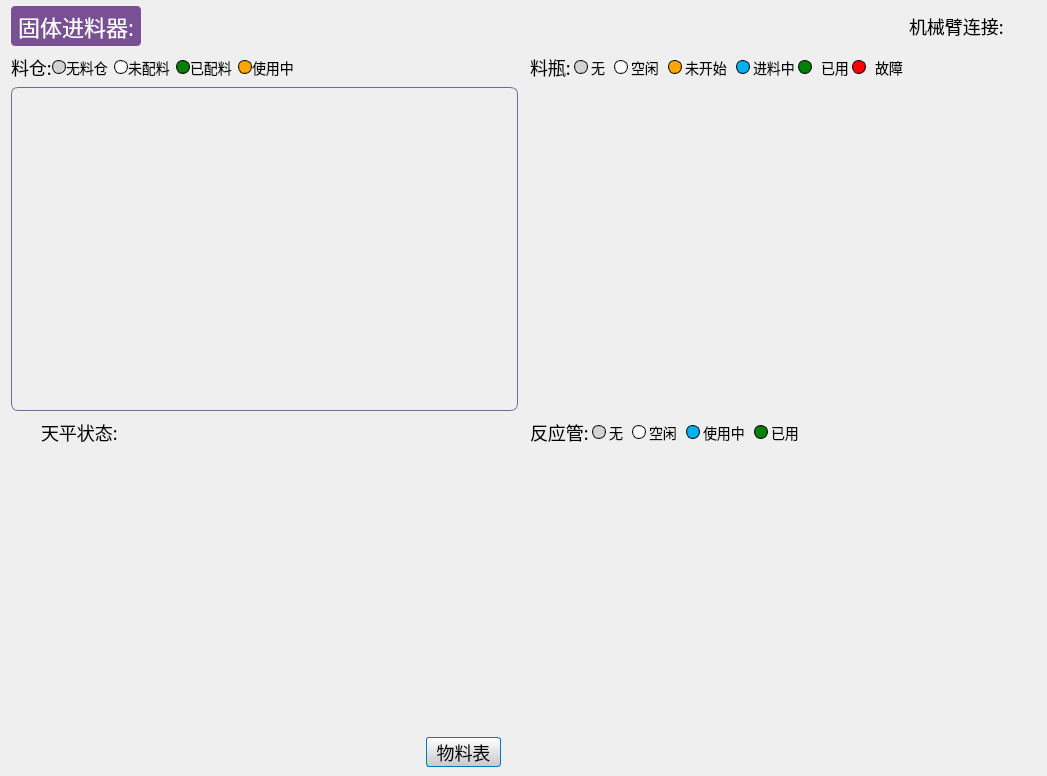
Qt form materialFeeder/MaterialStore.ui (shukcs/HS_1103) before a commit.
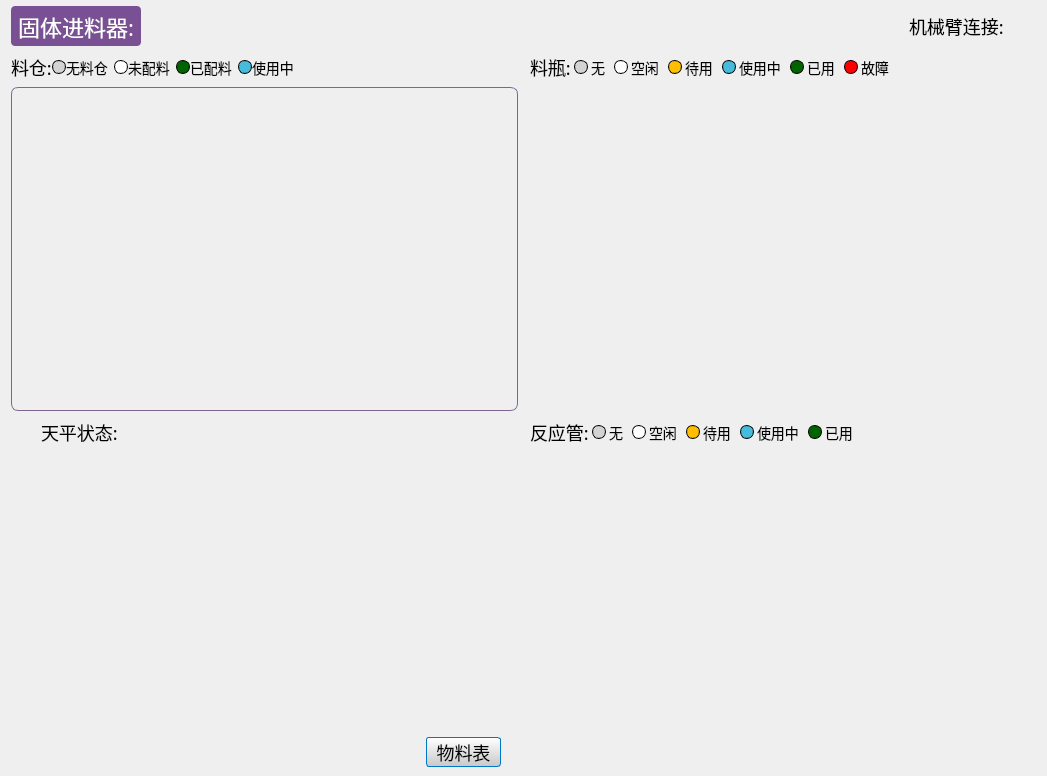
The same form after that commit. Icons and pictures are not drawn. Custom widgets are drawn as their Qt base class.

What changed in the file:
```diff
--- a/materialFeeder/MaterialStore.ui
+++ b/materialFeeder/MaterialStore.ui
@@ -31,7 +31,7 @@
         background-color: white;
 		font-family: &quot;宋体&quot;;
         font-size:16px;
-        gridline-color: #d0d0d0;  /*/ 建议添加网格线颜色*/
+        gridline-color: #transparent;
 }
 QTableWidget::item {
         border: none;
@@ -104,23 +104,22 @@
     background-color: white; 
 	padding: 1px;
 }
-QLabel#lb_using2, #lb_using3 {
+QLabel#lb_using,  #lb_using2,  #lb_using3{
     border: 1px  solid black;
 	border-radius: 7px; 
-    background-color: #00b0f0; 
+    background-color: #46bbdb; 
 	padding: 1px;
 }
-
-QLabel#lb_ok, #lb_using_3, #lb_used2, #lb_used3 {
+QLabel#lb_ok, #lb_used2, #lb_used3 {
     border: 1px  solid black;
 	border-radius: 7px; 
-    background-color: green; 
+    background-color: darkgreen; 
 	padding: 1px;
 }
-QLabel#lb_using, #lb_wait2, #lb_used_3 {
+QLabel#lb_wait2, #lb_wait3 {
     border: 1px  solid black;
 	border-radius: 7px; 
-    background-color: orange; 
+    background-color: #ffbf00; 
 	padding: 1px;
 }
 QLabel#lb_erro2 {
@@ -559,7 +558,7 @@
        <item>
         <widget class="QLabel" name="label_6">
          <property name="text">
-          <string>未开始</string>
+          <string>待用</string>
          </property>
         </widget>
        </item>
@@ -601,26 +600,7 @@
        <item>
         <widget class="QLabel" name="label_8">
          <property name="text">
-          <string>进料中</string>
-         </property>
-        </widget>
-       </item>
-       <item>
-        <widget class="QLabel" name="lb_used2">
-         <property name="minimumSize">
-          <size>
-           <width>14</width>
-           <height>14</height>
-          </size>
-         </property>
-         <property name="maximumSize">
-          <size>
-           <width>14</width>
-           <height>14</height>
-          </size>
-         </property>
-         <property name="text">
-          <string/>
+          <string>使用中</string>
          </property>
         </widget>
        </item>
@@ -640,6 +620,25 @@
          </property>
         </spacer>
        </item>
+       <item>
+        <widget class="QLabel" name="lb_used2">
+         <property name="minimumSize">
+          <size>
+           <width>14</width>
+           <height>14</height>
+          </size>
+         </property>
+         <property name="maximumSize">
+          <size>
+           <width>14</width>
+           <height>14</height>
+          </size>
+         </property>
+         <property name="text">
+          <string/>
+         </property>
+        </widget>
+       </item>
        <item>
         <widget class="QLabel" name="label_14">
          <property name="text">
@@ -647,25 +646,6 @@
          </property>
         </widget>
        </item>
-       <item>
-        <widget class="QLabel" name="lb_erro2">
-         <property name="minimumSize">
-          <size>
-           <width>14</width>
-           <height>14</height>
-          </size>
-         </property>
-         <property name="maximumSize">
-          <size>
-           <width>14</width>
-           <height>14</height>
-          </size>
-         </property>
-         <property name="text">
-          <string/>
-         </property>
-        </widget>
-       </item>
        <item>
         <spacer name="horizontalSpacer_17">
          <property name="orientation">
@@ -682,6 +662,25 @@
          </property>
         </spacer>
        </item>
+       <item>
+        <widget class="QLabel" name="lb_erro2">
+         <property name="minimumSize">
+          <size>
+           <width>14</width>
+           <height>14</height>
+          </size>
+         </property>
+         <property name="maximumSize">
+          <size>
+           <width>14</width>
+           <height>14</height>
+          </size>
+         </property>
+         <property name="text">
+          <string/>
+         </property>
+        </widget>
+       </item>
        <item>
         <widget class="QLabel" name="label_15">
          <property name="text">
@@ -1029,7 +1028,7 @@
          </property>
          <property name="sizeHint" stdset="0">
           <size>
-           <width>20</width>
+           <width>0</width>
            <height>0</height>
           </size>
          </property>
@@ -1211,6 +1210,48 @@
          </property>
         </spacer>
        </item>
+       <item>
+        <widget class="QLabel" name="lb_wait3">
+         <property name="minimumSize">
+          <size>
+           <width>14</width>
+           <height>14</height>
+          </size>
+         </property>
+         <property name="maximumSize">
+          <size>
+           <width>14</width>
+           <height>14</height>
+          </size>
+         </property>
+         <property name="text">
+          <string/>
+         </property>
+        </widget>
+       </item>
+       <item>
+        <widget class="QLabel" name="label_11">
+         <property name="text">
+          <string>待用</string>
+         </property>
+        </widget>
+       </item>
+       <item>
+        <spacer name="horizontalSpacer_20">
+         <property name="orientation">
+          <enum>Qt::Horizontal</enum>
+         </property>
+         <property name="sizeType">
+          <enum>QSizePolicy::Fixed</enum>
+         </property>
+         <property name="sizeHint" stdset="0">
+          <size>
+           <width>6</width>
+           <height>0</height>
+          </size>
+         </property>
+        </spacer>
+       </item>
        <item>
         <widget class="QLabel" name="lb_using3">
          <property name="minimumSize">
```
Left out of the diff: 8 changed lines with no effect on the pictures.
